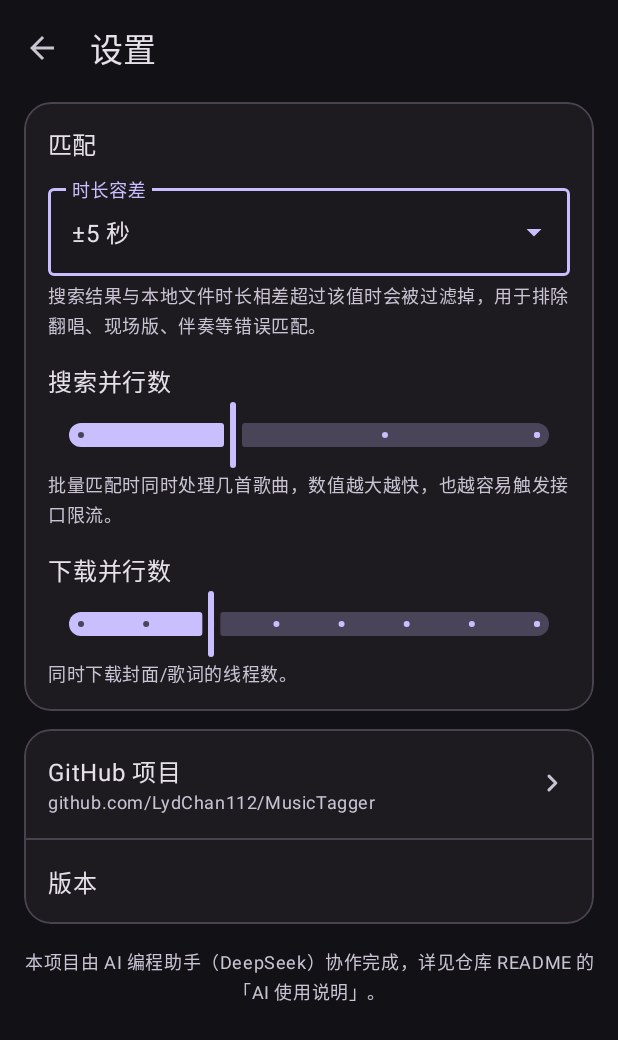
After one commit to LydChan112/MusicTagger, an Android app: the SettingsActivity screen opened directly, with no data from a screen before it, on a phone screen of 412 x 824 dp. The commit adds this screen. Shown: the top 1040 px of the screen. Run offline under Robolectric (Android 15) with nearby library versions, the phone set to English and light mode, and no system bars; network calls fail.

Commit message:
feat: settings screen with duration filter, concurrency and GitHub entry
- duration tolerance filters search hits that differ from the local file length
- configurable search and download parallelism
- settings entry point plus GitHub repository link and version
- AI-assisted development (DeepSeek)

```diff
--- a/app/build.gradle
+++ b/app/build.gradle
@@ -10,8 +10,8 @@ android {
         applicationId "com.musictagger.app"
         minSdk 26
         targetSdk 34
-        versionCode 4
-        versionName "1.3"
+        versionCode 5
+        versionName "1.4"
         vectorDrawables.useSupportLibrary = true
     }
 
--- a/app/src/main/AndroidManifest.xml
+++ b/app/src/main/AndroidManifest.xml
@@ -30,5 +30,9 @@
         <activity
             android:name=".ui.MatchReviewActivity"
             android:exported="false" />
+
+        <activity
+            android:name=".ui.SettingsActivity"
+            android:exported="false" />
     </application>
 </manifest>
--- a/app/src/main/java/com/musictagger/app/service/AutoTagger.java
+++ b/app/src/main/java/com/musictagger/app/service/AutoTagger.java
@@ -80,7 +80,8 @@ public final class AutoTagger {
             }
             FilenameParser.Guess fileGuess = FilenameParser.parse(song.displayName);
             String query = fileGuess.query.isEmpty() ? ProviderHub.queryFor(title, artist) : fileGuess.query;
-            List<Track> hits = ProviderHub.searchFor(query, guesses);
+            List<Track> hits = ProviderHub.searchFor(query, guesses, song.durationSec,
+                    com.musictagger.app.util.Settings.durationTolerance(ctx));
             return new MatchOutcome(hits, title, artist, null);
         } catch (Throwable e) {
             Diag.error("搜索", e);
--- a/app/src/main/java/com/musictagger/app/ui/EditActivity.java
+++ b/app/src/main/java/com/musictagger/app/ui/EditActivity.java
@@ -36,6 +36,7 @@ import com.musictagger.app.tag.TagIO;
 import com.musictagger.app.util.Diag;
 import com.musictagger.app.util.FilenameParser;
 import com.musictagger.app.util.FormatSniffer;
+import com.musictagger.app.util.Settings;
 
 import java.io.File;
 import java.util.ArrayList;
@@ -277,7 +278,7 @@ public class EditActivity extends AppCompatActivity {
         snack("正在按文件名搜索并匹配…");
         setStatus("搜索中…");
         io.execute(() -> {
-            List<Track> hits = ProviderHub.searchFor(query, guesses);
+            List<Track> hits = ProviderHub.searchFor(query, guesses, song.durationSec, Settings.durationTolerance(this));
             setStatus("下载封面与歌词…");
             Track best = hits.isEmpty() ? null : hits.get(0);
             if (best == null || best.score < 0.30f) {
@@ -312,7 +313,7 @@ public class EditActivity extends AppCompatActivity {
         final String query = buildQuery();
         setBusy(true);
         io.execute(() -> {
-            List<Track> hits = ProviderHub.searchFor(query, guesses);
+            List<Track> hits = ProviderHub.searchFor(query, guesses, song.durationSec, Settings.durationTolerance(this));
             main.post(() -> {
                 setBusy(false);
                 if (hits.isEmpty()) {
--- a/app/src/main/java/com/musictagger/app/ui/MainActivity.java
+++ b/app/src/main/java/com/musictagger/app/ui/MainActivity.java
@@ -230,6 +230,7 @@ public class MainActivity extends AppCompatActivity {
         boolean selecting = adapter != null && adapter.isSelectionMode();
         menu.findItem(R.id.action_select).setVisible(!selecting && !songs.isEmpty());
         menu.findItem(R.id.action_network).setVisible(!selecting);
+        menu.findItem(R.id.action_settings).setVisible(!selecting);
         menu.findItem(R.id.action_theme).setVisible(!selecting);
         menu.findItem(R.id.action_select_all).setVisible(selecting);
         menu.findItem(R.id.action_batch).setVisible(selecting);
@@ -267,6 +268,10 @@ public class MainActivity extends AppCompatActivity {
         }
         if (id == R.id.action_network) {
             runDiagnostics();
+            return true;
+        }
+        if (id == R.id.action_settings) {
+            startActivity(new Intent(this, SettingsActivity.class));
             return true;
         }
         if (id == R.id.action_theme) {
--- /dev/null
+++ b/app/src/main/java/com/musictagger/app/ui/SettingsActivity.java
@@ -0,0 +1,91 @@
+package com.musictagger.app.ui;
+
+import android.content.Intent;
+import android.net.Uri;
+import android.os.Bundle;
+import android.widget.ArrayAdapter;
+
+import androidx.appcompat.app.AppCompatActivity;
+
+import com.musictagger.app.R;
+import com.musictagger.app.databinding.ActivitySettingsBinding;
+import com.musictagger.app.provider.ProviderHub;
+import com.musictagger.app.util.CoverLoader;
+import com.musictagger.app.util.Settings;
+
+public class SettingsActivity extends AppCompatActivity {
+
+    public static final String REPO_URL = "https://github.com/LydChan112/MusicTagger";
+
+    private ActivitySettingsBinding binding;
+
+    private static final String[] DURATION_LABELS = {
+            "关闭（不按时长过滤）", "±3 秒", "±5 秒", "±10 秒", "±20 秒", "±30 秒"
+    };
+
+    @Override
+    protected void onCreate(Bundle savedInstanceState) {
+        super.onCreate(savedInstanceState);
+        binding = ActivitySettingsBinding.inflate(getLayoutInflater());
+        setContentView(binding.getRoot());
+        binding.toolbar.setNavigationOnClickListener(v -> finish());
+
+        setupDuration();
+        setupSliders();
+
+        binding.githubUrl.setText(REPO_URL.replace("https://", ""));
+        binding.rowGithub.setOnClickListener(v -> openRepo());
+        binding.version.setText(versionName());
+    }
+
+    private void setupDuration() {
+        ArrayAdapter<String> adapter = new ArrayAdapter<>(this,
+                android.R.layout.simple_list_item_1, DURATION_LABELS);
+        binding.duration.setAdapter(adapter);
+        int current = Settings.durationTolerance(this);
+        int index = 0;
+        for (int i = 0; i < Settings.DURATION_OPTIONS.length; i++) {
+            if (Settings.DURATION_OPTIONS[i] == current) {
+                index = i;
+                break;
+            }
+        }
+        binding.duration.setText(DURATION_LABELS[index], false);
+        binding.duration.setOnItemClickListener((parent, view, position, id) ->
+                Settings.setDurationTolerance(this, Settings.DURATION_OPTIONS[position]));
+    }
+
+    private void setupSliders() {
+        binding.searchThreads.setValue(Settings.searchThreads(this));
+        binding.searchThreads.addOnChangeListener((slider, value, fromUser) -> {
+            if (fromUser) {
+                Settings.setSearchThreads(this, Math.round(value));
+            }
+        });
+
+        binding.downloadThreads.setValue(Settings.downloadThreads(this));
+        binding.downloadThreads.addOnChangeListener((slider, value, fromUser) -> {
+            if (fromUser) {
+                int threads = Math.round(value);
+                Settings.setDownloadThreads(this, threads);
+                ProviderHub.setDownloadThreads(threads);
+                CoverLoader.setThreads(threads);
+            }
+        });
+    }
+
+    private void openRepo() {
+        try {
+            startActivity(new Intent(Intent.ACTION_VIEW, Uri.parse(REPO_URL)));
+        } catch (Exception ignored) {
+        }
+    }
+
+    private String versionName() {
+        try {
+            return getPackageManager().getPackageInfo(getPackageName(), 0).versionName;
+        } catch (Exception e) {
+            return "";
+        }
+    }
+}
--- /dev/null
+++ b/app/src/main/java/com/musictagger/app/util/Settings.java
@@ -0,0 +1,55 @@
+package com.musictagger.app.util;
+
+import android.content.Context;
+import android.content.SharedPreferences;
+
+/** User-tunable behaviour stored in the shared preferences file. */
+public final class Settings {
+
+    public static final String PREFS = "musictagger";
+
+    private static final String KEY_DURATION = "duration_tolerance";
+    private static final String KEY_SEARCH_THREADS = "search_threads";
+    private static final String KEY_DOWNLOAD_THREADS = "download_threads";
+
+    /** Seconds of allowed difference between file and candidate; 0 disables the filter. */
+    public static final int[] DURATION_OPTIONS = {0, 3, 5, 10, 20, 30};
+
+    public static final int DEFAULT_DURATION = 5;
+    public static final int DEFAULT_SEARCH_THREADS = 2;
+    public static final int DEFAULT_DOWNLOAD_THREADS = 3;
+
+    private Settings() {
+    }
+
+    private static SharedPreferences prefs(Context context) {
+        return context.getSharedPreferences(PREFS, Context.MODE_PRIVATE);
+    }
+
+    public static int durationTolerance(Context context) {
+        int value = prefs(context).getInt(KEY_DURATION, DEFAULT_DURATION);
+        return Math.max(0, Math.min(120, value));
+    }
+
+    public static void setDurationTolerance(Context context, int seconds) {
+        prefs(context).edit().putInt(KEY_DURATION, Math.max(0, seconds)).apply();
+    }
+
+    public static int searchThreads(Context context) {
+        int value = prefs(context).getInt(KEY_SEARCH_THREADS, DEFAULT_SEARCH_THREADS);
+        return Math.max(1, Math.min(4, value));
+    }
+
+    public static void setSearchThreads(Context context, int threads) {
+        prefs(context).edit().putInt(KEY_SEARCH_THREADS, Math.max(1, Math.min(4, threads))).apply();
+    }
+
+    public static int downloadThreads(Context context) {
+        int value = prefs(context).getInt(KEY_DOWNLOAD_THREADS, DEFAULT_DOWNLOAD_THREADS);
+        return Math.max(1, Math.min(8, value));
+    }
+
+    public static void setDownloadThreads(Context context, int threads) {
+        prefs(context).edit().putInt(KEY_DOWNLOAD_THREADS, Math.max(1, Math.min(8, threads))).apply();
+    }
+}
--- /dev/null
+++ b/app/src/main/res/layout/activity_settings.xml
@@ -0,0 +1,206 @@
+<?xml version="1.0" encoding="utf-8"?>
+<LinearLayout xmlns:android="http://schemas.android.com/apk/res/android"
+    xmlns:app="http://schemas.android.com/apk/res-auto"
+    android:layout_width="match_parent"
+    android:layout_height="match_parent"
+    android:background="?attr/colorSurface"
+    android:orientation="vertical">
+
+    <com.google.android.material.appbar.MaterialToolbar
+        android:id="@+id/toolbar"
+        android:layout_width="match_parent"
+        android:layout_height="?attr/actionBarSize"
+        app:navigationIcon="?attr/homeAsUpIndicator"
+        app:title="@string/settings"
+        app:titleTextAppearance="?attr/textAppearanceTitleLarge" />
+
+    <androidx.core.widget.NestedScrollView
+        android:layout_width="match_parent"
+        android:layout_height="0dp"
+        android:layout_weight="1"
+        android:clipToPadding="false"
+        android:paddingHorizontal="16dp"
+        android:paddingBottom="24dp">
+
+        <LinearLayout
+            android:layout_width="match_parent"
+            android:layout_height="wrap_content"
+            android:orientation="vertical">
+
+            <com.google.android.material.card.MaterialCardView
+                style="@style/Widget.MusicTagger.Card"
+                android:layout_width="match_parent"
+                android:layout_height="wrap_content"
+                android:layout_marginTop="4dp">
+
+                <LinearLayout
+                    android:layout_width="match_parent"
+                    android:layout_height="wrap_content"
+                    android:orientation="vertical"
+                    android:padding="16dp">
+
+                    <TextView
+                        android:layout_width="match_parent"
+                        android:layout_height="wrap_content"
+                        android:text="@string/settings_search_section"
+                        android:textAppearance="?attr/textAppearanceTitleMedium" />
+
+                    <com.google.android.material.textfield.TextInputLayout
+                        style="@style/Widget.Material3.TextInputLayout.OutlinedBox.ExposedDropdownMenu"
+                        android:layout_width="match_parent"
+                        android:layout_height="wrap_content"
+                        android:layout_marginTop="12dp"
+                        android:hint="@string/settings_duration">
+
+                        <com.google.android.material.textfield.MaterialAutoCompleteTextView
+                            android:id="@+id/duration"
+                            android:layout_width="match_parent"
+                            android:layout_height="wrap_content"
+                            android:inputType="none" />
+                    </com.google.android.material.textfield.TextInputLayout>
+
+                    <TextView
+                        android:layout_width="match_parent"
+                        android:layout_height="wrap_content"
+                        android:layout_marginTop="4dp"
+                        android:text="@string/settings_duration_hint"
+                        android:textAppearance="?attr/textAppearanceBodySmall"
+                        android:textColor="@color/text_secondary" />
+
+                    <TextView
+                        android:layout_width="match_parent"
+                        android:layout_height="wrap_content"
+                        android:layout_marginTop="16dp"
+                        android:text="@string/settings_search_threads"
+                        android:textAppearance="?attr/textAppearanceBodyLarge" />
+
+                    <com.google.android.material.slider.Slider
+                        android:id="@+id/searchThreads"
+                        android:layout_width="match_parent"
+                        android:layout_height="wrap_content"
+                        android:stepSize="1"
+                        android:valueFrom="1"
+                        android:valueTo="4"
+                        app:labelBehavior="floating" />
+
+                    <TextView
+                        android:layout_width="match_parent"
+                        android:layout_height="wrap_content"
+                        android:text="@string/settings_search_threads_hint"
+                        android:textAppearance="?attr/textAppearanceBodySmall"
+                        android:textColor="@color/text_secondary" />
+
+                    <TextView
+                        android:layout_width="match_parent"
+                        android:layout_height="wrap_content"
+                        android:layout_marginTop="16dp"
+                        android:text="@string/settings_download_threads"
+                        android:textAppearance="?attr/textAppearanceBodyLarge" />
+
+                    <com.google.android.material.slider.Slider
+                        android:id="@+id/downloadThreads"
+                        android:layout_width="match_parent"
+                        android:layout_height="wrap_content"
+                        android:stepSize="1"
+                        android:valueFrom="1"
+                        android:valueTo="8"
+                        app:labelBehavior="floating" />
+
+                    <TextView
+                        android:layout_width="match_parent"
+                        android:layout_height="wrap_content"
+                        android:text="@string/settings_download_threads_hint"
+                        android:textAppearance="?attr/textAppearanceBodySmall"
+                        android:textColor="@color/text_secondary" />
+                </LinearLayout>
+            </com.google.android.material.card.MaterialCardView>
+
+            <com.google.android.material.card.MaterialCardView
+                style="@style/Widget.MusicTagger.Card"
+                android:layout_width="match_parent"
+                android:layout_height="wrap_content"
+                android:layout_marginTop="12dp">
+
+                <LinearLayout
+                    android:layout_width="match_parent"
+                    android:layout_height="wrap_content"
+                    android:orientation="vertical">
+
+                    <LinearLayout
+                        android:id="@+id/rowGithub"
+                        android:layout_width="match_parent"
+                        android:layout_height="wrap_content"
+                        android:background="?attr/selectableItemBackground"
+                        android:gravity="center_vertical"
+                        android:orientation="horizontal"
+                        android:paddingHorizontal="16dp"
+                        android:paddingVertical="16dp">
+
+                        <LinearLayout
+                            android:layout_width="0dp"
+                            android:layout_height="wrap_content"
+                            android:layout_weight="1"
+                            android:orientation="vertical">
+
+                            <TextView
+                                android:layout_width="match_parent"
+                                android:layout_height="wrap_content"
+                                android:text="@string/settings_github"
+                                android:textAppearance="?attr/textAppearanceBodyLarge" />
+
+                            <TextView
+                                android:id="@+id/githubUrl"
+                                android:layout_width="match_parent"
+                                android:layout_height="wrap_content"
+                                android:textAppearance="?attr/textAppearanceBodySmall"
+                                android:textColor="@color/text_secondary" />
+                        </LinearLayout>
+
+                        <ImageView
+                            android:layout_width="24dp"
+                            android:layout_height="24dp"
+                            android:contentDescription="@string/settings_github"
+                            android:src="@drawable/ic_chevron_right" />
+                    </LinearLayout>
+
+                    <View
+                        android:layout_width="match_parent"
+                        android:layout_height="1dp"
+                        android:background="@color/outline" />
+
+                    <LinearLayout
+                        android:layout_width="match_parent"
+                        android:layout_height="wrap_content"
+                        android:gravity="center_vertical"
+                        android:orientation="horizontal"
+                        android:paddingHorizontal="16dp"
+                        android:paddingVertical="16dp">
+
+                        <TextView
+                            android:layout_width="0dp"
+                            android:layout_height="wrap_content"
+                            android:layout_weight="1"
+                            android:text="@string/settings_version"
+                            android:textAppearance="?attr/textAppearanceBodyLarge" />
+
+                        <TextView
+                            android:id="@+id/version"
+                            android:layout_width="wrap_content"
+                            android:layout_height="wrap_content"
+                            android:textAppearance="?attr/textAppearanceBodySmall"
+                            android:textColor="@color/text_secondary" />
+                    </LinearLayout>
+                </LinearLayout>
+            </com.google.android.material.card.MaterialCardView>
+
+            <TextView
+                android:layout_width="match_parent"
+                android:layout_height="wrap_content"
+                android:layout_marginTop="16dp"
+                android:gravity="center"
+                android:text="@string/settings_ai_note"
+                android:textAppearance="?attr/textAppearanceBodySmall"
+                android:textColor="@color/text_secondary" />
+        </LinearLayout>
+    </androidx.core.widget.NestedScrollView>
+</LinearLayout>
--- a/app/src/main/res/menu/menu_main.xml
+++ b/app/src/main/res/menu/menu_main.xml
@@ -23,6 +23,11 @@
         app:showAsAction="never" />
 
     <item
+        android:id="@+id/action_settings"
+        android:title="@string/settings"
+        app:showAsAction="never" />
+
+    <item
         android:id="@+id/action_theme"
         android:title="@string/theme_toggle"
         android:checkable="true"
--- a/app/src/main/res/values/strings.xml
+++ b/app/src/main/res/values/strings.xml
@@ -44,4 +44,15 @@
     <string name="writing_n">正在写入 %1$d/%2$d</string>
     <string name="write_done">写入完成</string>
     <string name="write_summary">成功 %1$d 首，失败 %2$d 首</string>
+    <string name="settings">设置</string>
+    <string name="settings_search_section">匹配</string>
+    <string name="settings_duration">时长容差</string>
+    <string name="settings_duration_hint">搜索结果与本地文件时长相差超过该值时会被过滤掉，用于排除翻唱、现场版、伴奏等错误匹配。</string>
+    <string name="settings_search_threads">搜索并行数</string>
+    <string name="settings_search_threads_hint">批量匹配时同时处理几首歌曲，数值越大越快，也越容易触发接口限流。</string>
+    <string name="settings_download_threads">下载并行数</string>
+    <string name="settings_download_threads_hint">同时下载封面/歌词的线程数。</string>
+    <string name="settings_github">GitHub 项目</string>
+    <string name="settings_version">版本</string>
+    <string name="settings_ai_note">本项目由 AI 编程助手（DeepSeek）协作完成，详见仓库 README 的「AI 使用说明」。</string>
 </resources>
```
Also changed, not shown: app/src/main/java/com/musictagger/app/App.java (+8 -0 lines), app/src/main/java/com/musictagger/app/provider/ProviderHub.java (+34 -1 lines), app/src/main/java/com/musictagger/app/ui/MatchReviewActivity.java (+45 -19 lines), app/src/main/java/com/musictagger/app/util/CoverLoader.java (+15 -1 lines), 1 other file.
